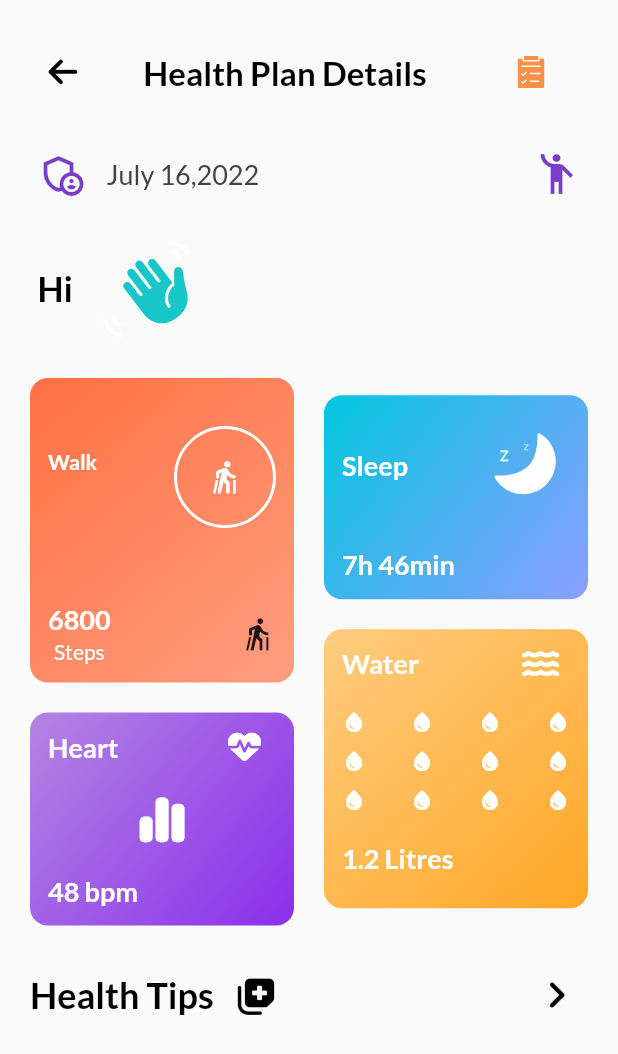
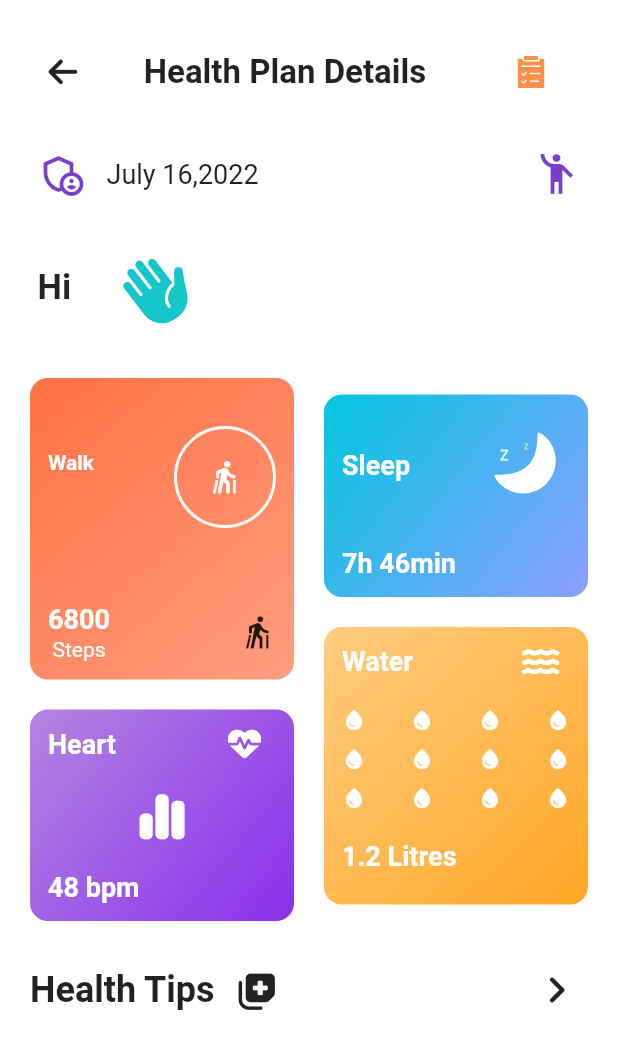
Before and after one commit to DSCKGEC/Health-Tracker-App, a Flutter app: the RoutineList screen opened directly, on a phone screen of 412 x 824 dp. Shown: the top 1054 px of the screen. Run offline on Flutter 3.47's test engine with Material 2 defaults, Android fonts, the phone set to English and light mode, and no system bars; our stand-ins replace animated_bottom_navigation_bar, fluttericon, font_awesome_flutter, hive, hive_flutter, lottie and 2 more; missing offline and left inert: shared_preferences_web, swipe_deck; accounts and stored records are empty.

Commit message:
creating dark and light theme

```diff
--- a/lib/constants/color_codes.dart
+++ b/lib/constants/color_codes.dart
@@ -0,0 +1,17 @@
+import 'package:flutter/material.dart';
+
+abstract class AppColors {
+  static const primary = Color.fromARGB(203, 87, 14, 190);
+  static const white = Color(0xFFF9FAFE);
+}
+
+class MyThemes {
+  static final darkTheme = ThemeData(
+    scaffoldBackgroundColor: Colors.grey.shade900,
+    colorScheme: const ColorScheme.dark(),
+  );
+  static final lightTheme = ThemeData(
+    scaffoldBackgroundColor: Colors.white,
+    colorScheme: const ColorScheme.light(),
+  );
+}
--- a/lib/pages/routine_list.dart
+++ b/lib/pages/routine_list.dart
@@ -3,6 +3,7 @@
 import 'package:flutter/material.dart';
 import 'package:font_awesome_flutter/font_awesome_flutter.dart';
 import 'package:hive/hive.dart';
+import 'package:medi_app/constants/color_codes.dart';
 import 'package:shared_preferences/shared_preferences.dart';
 import 'package:swipe_deck/swipe_deck.dart';
 import 'package:lottie/lottie.dart';
@@ -21,8 +22,8 @@
   DbHelper dbHelper = DbHelper();
   Map? data;
 
-  Color bg = Colors.white;
-  Color col = const Color.fromARGB(203, 87, 14, 190);
+  // Color bg = Colors.white;
+  // Color col = const Color.fromARGB(203, 87, 14, 190);
   String val = '';
   Future getName() async {
     String? name = await dbHelper.getName();
@@ -90,15 +91,18 @@
                 Padding(
                   padding: const EdgeInsets.only(left: 25, right: 25),
                   child: Row(
-                    children: [
+                    children: const [
                       Icon(Icons.admin_panel_settings_outlined,
-                          color: col, size: 32),
-                      const SizedBox(width: 14),
+                          color: AppColors.primary, size: 32),
+                      SizedBox(width: 14),
                       Text('July 16,2022',
                           style: TextStyle(
-                              color: Colors.grey.shade800, fontSize: 18)),
-                      const Spacer(),
-                      Icon(Icons.emoji_people, color: col, size: 32)
+                            // color: Colors.grey.shade800,
+                            fontSize: 18,
+                          )),
+                      Spacer(),
+                      Icon(Icons.emoji_people,
+                          color: AppColors.primary, size: 32)
                     ],
                   ),
                 ),
@@ -110,7 +114,7 @@
                       Text(
                         'Hi $val',
                         style: const TextStyle(
-                            color: Colors.black,
+                            // color: Colors.black,
                             fontSize: 23,
                             fontWeight: FontWeight.bold),
                       ),
@@ -134,18 +138,21 @@
                       const Text(
                         'Health Tips',
                         style: TextStyle(
-                            color: Colors.black,
+                            // color: Colors.black,
                             fontSize: 24,
                             fontWeight: FontWeight.bold),
                       ),
                       const SizedBox(width: 16),
-                      const Icon(FontAwesomeIcons.notesMedical,
-                          color: Colors.black, size: 26),
+                      const Icon(
+                        FontAwesomeIcons.notesMedical,
+                        // color: Colors.black,
+                        size: 26,
+                      ),
                       const Spacer(),
                       IconButton(
                         onPressed: () {},
                         icon: const Icon(Icons.navigate_next_rounded),
-                        color: Colors.black,
+                        // color: Colors.black,
                         iconSize: 36,
                       )
                     ],
@@ -451,13 +458,17 @@
           mainAxisAlignment: MainAxisAlignment.spaceBetween,
           children: [
             IconButton(
-                onPressed: () {},
-                icon: const Icon(FontAwesomeIcons.arrowLeft,
-                    color: Colors.black, size: 22)),
+              onPressed: () {},
+              icon: const Icon(
+                FontAwesomeIcons.arrowLeft,
+                // color: Colors.black,
+                size: 22,
+              ),
+            ),
             const Text(
               'Health Plan Details',
               style: TextStyle(
-                  color: Colors.black,
+                  // color: Colors.black,
                   fontSize: 22,
                   fontWeight: FontWeight.bold),
             ),
```
Also changed, not shown: lib/main.dart (+10 -6 lines), lib/pages/dashboard.dart (+35 -25 lines), lib/pages/medicine_routine.dart (+13 -7 lines), lib/pages/settings.dart (+16 -5 lines), pubspec.yaml (+10 -10 lines).
